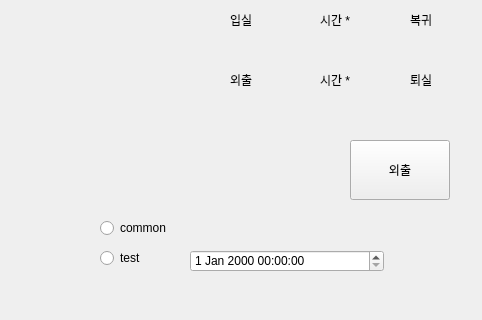
This is user.ui in jungyeonwoo265/BeaCon as Qt 5 draws it before an edit; both pictures show x 0 to 482 and y 480 to 800 of the 800 by 800 pixel window. The edited form follows.
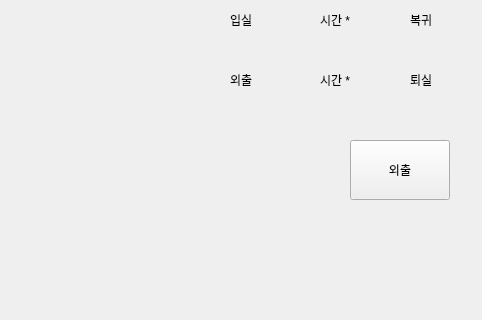
This is the edited form.

What changed in the file:
```diff
--- a/user.ui
+++ b/user.ui
@@ -22,6 +22,9 @@
      <height>800</height>
     </rect>
    </property>
+   <property name="midLineWidth">
+    <number>0</number>
+   </property>
    <property name="currentIndex">
     <number>0</number>
    </property>
@@ -438,42 +441,6 @@
       <string>문자 *</string>
      </property>
     </widget>
-    <widget class="QRadioButton" name="rb_common">
-     <property name="geometry">
-      <rect>
-       <x>100</x>
-       <y>700</y>
-       <width>90</width>
-       <height>16</height>
-      </rect>
-     </property>
-     <property name="text">
-      <string>common</string>
-     </property>
-    </widget>
-    <widget class="QRadioButton" name="rb_test">
-     <property name="geometry">
-      <rect>
-       <x>100</x>
-       <y>730</y>
-       <width>90</width>
-       <height>16</height>
-      </rect>
-     </property>
-     <property name="text">
-      <string>test</string>
-     </property>
-    </widget>
-    <widget class="QDateTimeEdit" name="dte_test">
-     <property name="geometry">
-      <rect>
-       <x>190</x>
-       <y>730</y>
-       <width>194</width>
-       <height>22</height>
-      </rect>
-     </property>
-    </widget>
    </widget>
    <widget class="QWidget" name="page_2">
     <widget class="QLabel" name="lb_attendance_page2">
```
